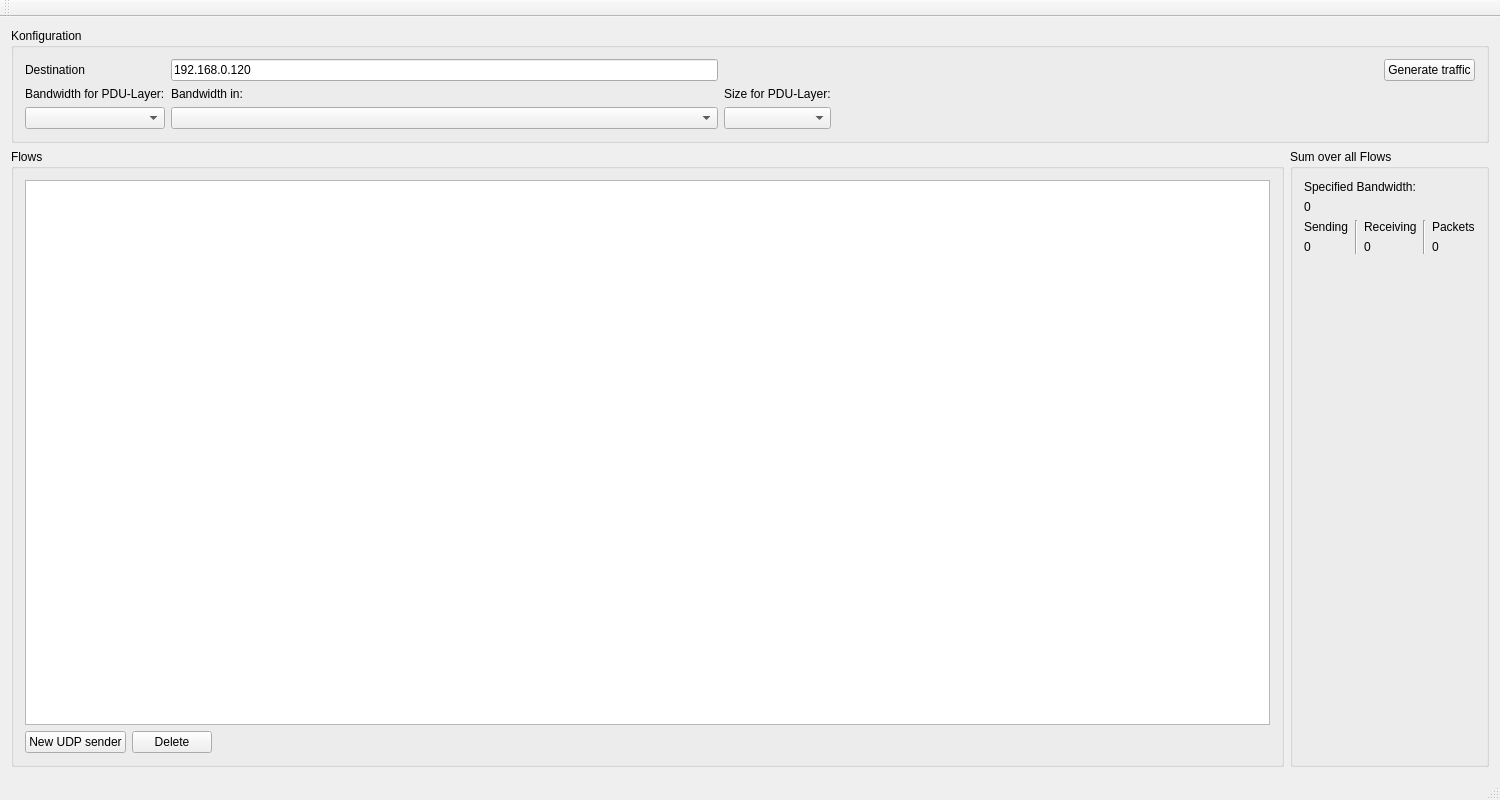
tibob/wanperf, file mainwindow.ui: the form before one commit.
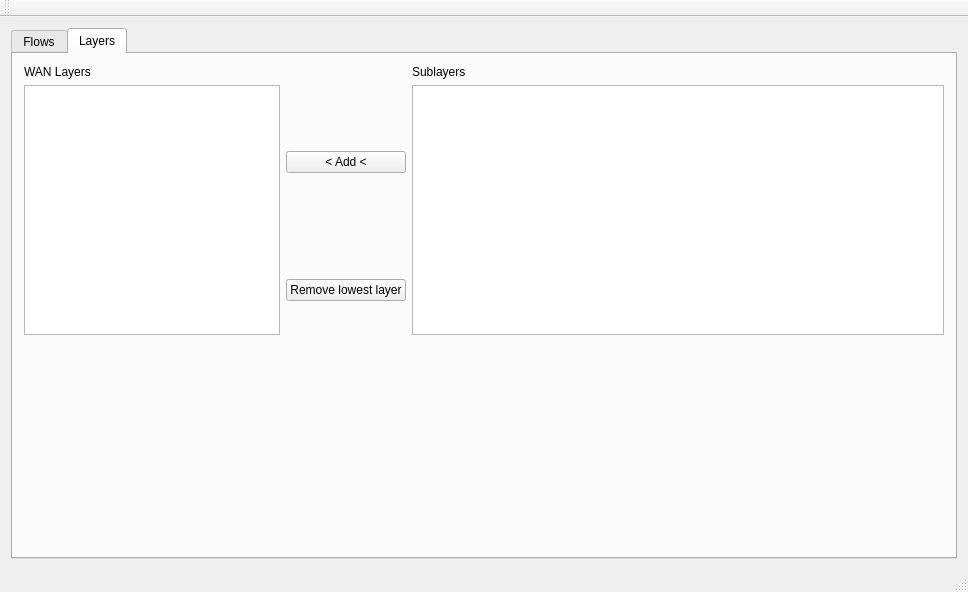
The form after the commit.

```diff
--- a/mainwindow.ui
+++ b/mainwindow.ui
@@ -6,16 +6,26 @@
    <rect>
     <x>0</x>
     <y>0</y>
-    <width>1500</width>
-    <height>800</height>
+    <width>968</width>
+    <height>592</height>
    </rect>
   </property>
   <property name="windowTitle">
    <string>wanperf traffic generator</string>
   </property>
   <widget class="QWidget" name="centralWidget">
-   <layout class="QGridLayout" name="gridLayout_3">
-    <item row="0" column="0" colspan="2">
+   <layout class="QVBoxLayout" name="verticalLayout_2">
+    <item>
+     <widget class="QTabWidget" name="tabWidget">
+      <property name="currentIndex">
+       <number>1</number>
+      </property>
+      <widget class="QWidget" name="Flows">
+       <attribute name="title">
+        <string>Flows</string>
+       </attribute>
+       <layout class="QVBoxLayout" name="verticalLayout">
+        <item>
      <widget class="QGroupBox" name="groupBox_3">
       <property name="title">
        <string>Konfiguration</string>
@@ -101,7 +111,7 @@
       </layout>
      </widget>
     </item>
-    <item row="1" column="0">
+        <item>
      <widget class="QGroupBox" name="groupBox_4">
       <property name="sizePolicy">
        <sizepolicy hsizetype="Preferred" vsizetype="Expanding">
@@ -112,17 +122,10 @@
       <property name="title">
        <string>Flows</string>
       </property>
-      <layout class="QGridLayout" name="gridLayout_7">
+          <layout class="QGridLayout" name="gridLayout_3">
        <item row="0" column="0" colspan="3">
         <widget class="QTableView" name="udpSenderView"/>
        </item>
-       <item row="1" column="1">
-        <widget class="QPushButton" name="removeUdpSender">
-         <property name="text">
-          <string>Delete</string>
-         </property>
-        </widget>
-       </item>
        <item row="1" column="0">
         <widget class="QPushButton" name="insertUdpSender">
          <property name="text">
@@ -130,6 +133,13 @@
          </property>
         </widget>
        </item>
+           <item row="1" column="1">
+            <widget class="QPushButton" name="removeUdpSender">
+             <property name="text">
+              <string>Delete</string>
+             </property>
+            </widget>
+           </item>
        <item row="1" column="2">
         <spacer name="horizontalSpacer">
          <property name="orientation">
@@ -146,13 +156,13 @@
       </layout>
      </widget>
     </item>
-    <item row="1" column="1">
+        <item>
      <widget class="QGroupBox" name="groupBox">
       <property name="title">
        <string>Sum over all Flows</string>
       </property>
-      <layout class="QVBoxLayout" name="verticalLayout">
-       <item>
+          <layout class="QGridLayout" name="gridLayout_4">
+           <item row="0" column="0">
         <widget class="QLabel" name="label_5">
          <property name="sizePolicy">
           <sizepolicy hsizetype="Preferred" vsizetype="Preferred">
@@ -165,14 +175,14 @@
          </property>
         </widget>
        </item>
-       <item>
+           <item row="1" column="0">
         <widget class="QLabel" name="specifiedBandwidth">
          <property name="text">
           <string>0</string>
          </property>
         </widget>
        </item>
-       <item>
+           <item row="2" column="0">
         <layout class="QGridLayout" name="gridLayout_2">
          <item row="0" column="4">
           <widget class="QLabel" name="label_4">
@@ -250,20 +260,100 @@
          </item>
         </layout>
        </item>
-       <item>
+          </layout>
+         </widget>
+        </item>
+       </layout>
+      </widget>
+      <widget class="QWidget" name="tabLayers">
+       <attribute name="title">
+        <string>Layers</string>
+       </attribute>
+       <layout class="QGridLayout" name="gridLayout_5">
+        <item row="0" column="0">
+         <widget class="QLabel" name="label_6">
+          <property name="text">
+           <string>WAN Layers</string>
+          </property>
+         </widget>
+        </item>
+        <item row="0" column="3">
+         <widget class="QLabel" name="label_7">
+          <property name="text">
+           <string>Sublayers</string>
+          </property>
+         </widget>
+        </item>
+        <item row="1" column="0" rowspan="2" colspan="2">
+         <widget class="QTableView" name="wanLayers">
+          <property name="sizePolicy">
+           <sizepolicy hsizetype="Expanding" vsizetype="Expanding">
+            <horstretch>0</horstretch>
+            <verstretch>0</verstretch>
+           </sizepolicy>
+          </property>
+          <property name="minimumSize">
+           <size>
+            <width>0</width>
+            <height>250</height>
+           </size>
+          </property>
+          <property name="selectionMode">
+           <enum>QAbstractItemView::NoSelection</enum>
+          </property>
+          <attribute name="horizontalHeaderVisible">
+           <bool>false</bool>
+          </attribute>
+          <attribute name="verticalHeaderVisible">
+           <bool>false</bool>
+          </attribute>
+         </widget>
+        </item>
+        <item row="1" column="2">
+         <widget class="QPushButton" name="addLayer">
+          <property name="text">
+           <string>&lt; Add &lt;</string>
+          </property>
+         </widget>
+        </item>
+        <item row="1" column="3" rowspan="2">
+         <widget class="QTableView" name="wanSubLayers">
+          <property name="selectionMode">
+           <enum>QAbstractItemView::SingleSelection</enum>
+          </property>
+          <attribute name="horizontalHeaderVisible">
+           <bool>false</bool>
+          </attribute>
+          <attribute name="verticalHeaderVisible">
+           <bool>false</bool>
+          </attribute>
+         </widget>
+        </item>
+        <item row="2" column="2">
+         <widget class="QPushButton" name="renoveLowestLayer">
+          <property name="text">
+           <string>Remove lowest layer</string>
+          </property>
+         </widget>
+        </item>
+        <item row="3" column="1">
         <spacer name="verticalSpacer">
          <property name="orientation">
           <enum>Qt::Vertical</enum>
          </property>
+          <property name="sizeType">
+           <enum>QSizePolicy::Expanding</enum>
+          </property>
          <property name="sizeHint" stdset="0">
           <size>
-           <width>17</width>
-           <height>440</height>
+            <width>20</width>
+            <height>358</height>
           </size>
          </property>
         </spacer>
        </item>
       </layout>
+      </widget>
      </widget>
     </item>
    </layout>
```
Left out of the diff: 28 changed lines with no effect on the pictures. Lines whose indentation alone changed are shown as unchanged.
